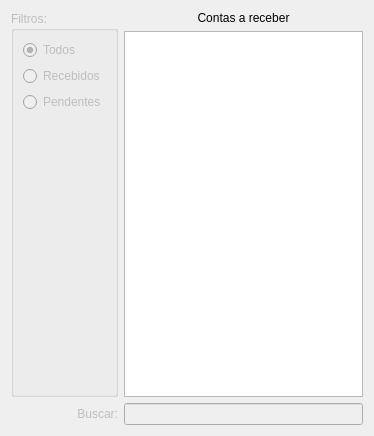
Above: ui/widgetcontareceber.ui from lellisls/ERP-STACCATO before the change. Below: the same form after it.
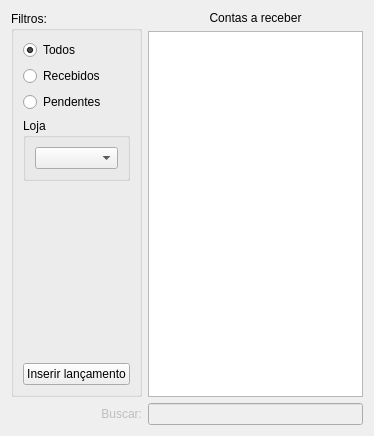
That is the form after the change. Custom widgets are drawn as their Qt base class.

What changed in the file:
```diff
--- a/ui/widgetcontareceber.ui
+++ b/ui/widgetcontareceber.ui
@@ -14,10 +14,65 @@
    <string>Form</string>
   </property>
   <layout class="QGridLayout" name="gridLayout">
+   <item row="0" column="1">
+    <widget class="QLabel" name="labelContasReceber">
+     <property name="text">
+      <string>Contas a receber</string>
+     </property>
+     <property name="alignment">
+      <set>Qt::AlignCenter</set>
+     </property>
+    </widget>
+   </item>
+   <item row="3" column="0">
+    <widget class="QLabel" name="labelContasReceberBuscar">
+     <property name="enabled">
+      <bool>false</bool>
+     </property>
+     <property name="text">
+      <string>Buscar:</string>
+     </property>
+     <property name="alignment">
+      <set>Qt::AlignRight|Qt::AlignTrailing|Qt::AlignVCenter</set>
+     </property>
+    </widget>
+   </item>
+   <item row="3" column="1">
+    <widget class="QLineEdit" name="lineEditBuscaContasReceber">
+     <property name="enabled">
+      <bool>false</bool>
+     </property>
+    </widget>
+   </item>
+   <item row="1" column="1">
+    <widget class="TableView" name="table">
+     <property name="mouseTracking">
+      <bool>true</bool>
+     </property>
+     <property name="editTriggers">
+      <set>QAbstractItemView::NoEditTriggers</set>
+     </property>
+     <property name="alternatingRowColors">
+      <bool>true</bool>
+     </property>
+     <property name="selectionBehavior">
+      <enum>QAbstractItemView::SelectRows</enum>
+     </property>
+     <property name="sortingEnabled">
+      <bool>true</bool>
+     </property>
+     <attribute name="horizontalHeaderCascadingSectionResizes">
+      <bool>true</bool>
+     </attribute>
+     <attribute name="horizontalHeaderStretchLastSection">
+      <bool>false</bool>
+     </attribute>
+    </widget>
+   </item>
    <item row="0" column="0" rowspan="2">
     <widget class="QGroupBox" name="groupBox_5">
      <property name="enabled">
-      <bool>false</bool>
+      <bool>true</bool>
      </property>
      <property name="title">
       <string>Filtros:</string>
@@ -25,12 +80,15 @@
      <layout class="QGridLayout" name="gridLayout_12">
       <item row="2" column="0">
        <widget class="QRadioButton" name="radioButtonContaReceberPendente">
+        <property name="enabled">
+         <bool>true</bool>
+        </property>
         <property name="text">
          <string>Pendentes</string>
         </property>
        </widget>
       </item>
-      <item row="3" column="0">
+      <item row="5" column="0">
        <spacer name="verticalSpacer_5">
         <property name="orientation">
          <enum>Qt::Vertical</enum>
@@ -45,6 +103,9 @@
       </item>
       <item row="1" column="0">
        <widget class="QRadioButton" name="radioButtonContaReceberRecebido">
+        <property name="enabled">
+         <bool>true</bool>
+        </property>
         <property name="text">
          <string>Recebidos</string>
         </property>
@@ -52,6 +113,9 @@
       </item>
       <item row="0" column="0">
        <widget class="QRadioButton" name="radioButtonContaReceberLimpar">
+        <property name="enabled">
+         <bool>true</bool>
+        </property>
         <property name="text">
          <string>Todos</string>
         </property>
@@ -60,64 +124,28 @@
         </property>
        </widget>
       </item>
+      <item row="3" column="0">
+       <widget class="QGroupBox" name="groupBox">
+        <property name="title">
+         <string>Loja</string>
+        </property>
+        <layout class="QGridLayout" name="gridLayout_2">
+         <item row="0" column="0">
+          <widget class="QComboBox" name="comboBoxLojas"/>
+         </item>
+        </layout>
+       </widget>
+      </item>
+      <item row="6" column="0">
+       <widget class="QPushButton" name="pushButton">
+        <property name="text">
+         <string>Inserir lançamento</string>
+        </property>
+       </widget>
+      </item>
      </layout>
     </widget>
    </item>
-   <item row="0" column="1">
-    <widget class="QLabel" name="labelContasReceber">
-     <property name="text">
-      <string>Contas a receber</string>
-     </property>
-     <property name="alignment">
-      <set>Qt::AlignCenter</set>
-     </property>
-    </widget>
-   </item>
-   <item row="1" column="1">
-    <widget class="TableView" name="table">
-     <property name="mouseTracking">
-      <bool>true</bool>
-     </property>
-     <property name="editTriggers">
-      <set>QAbstractItemView::NoEditTriggers</set>
-     </property>
-     <property name="alternatingRowColors">
-      <bool>true</bool>
-     </property>
-     <property name="selectionBehavior">
-      <enum>QAbstractItemView::SelectRows</enum>
-     </property>
-     <property name="sortingEnabled">
-      <bool>true</bool>
-     </property>
-     <attribute name="horizontalHeaderCascadingSectionResizes">
-      <bool>true</bool>
-     </attribute>
-     <attribute name="horizontalHeaderStretchLastSection">
-      <bool>false</bool>
-     </attribute>
-    </widget>
-   </item>
-   <item row="2" column="0">
-    <widget class="QLabel" name="labelContasReceberBuscar">
-     <property name="enabled">
-      <bool>false</bool>
-     </property>
-     <property name="text">
-      <string>Buscar:</string>
-     </property>
-     <property name="alignment">
-      <set>Qt::AlignRight|Qt::AlignTrailing|Qt::AlignVCenter</set>
-     </property>
-    </widget>
-   </item>
-   <item row="2" column="1">
-    <widget class="QLineEdit" name="lineEditBuscaContasReceber">
-     <property name="enabled">
-      <bool>false</bool>
-     </property>
-    </widget>
-   </item>
   </layout>
  </widget>
  <customwidgets>
```
